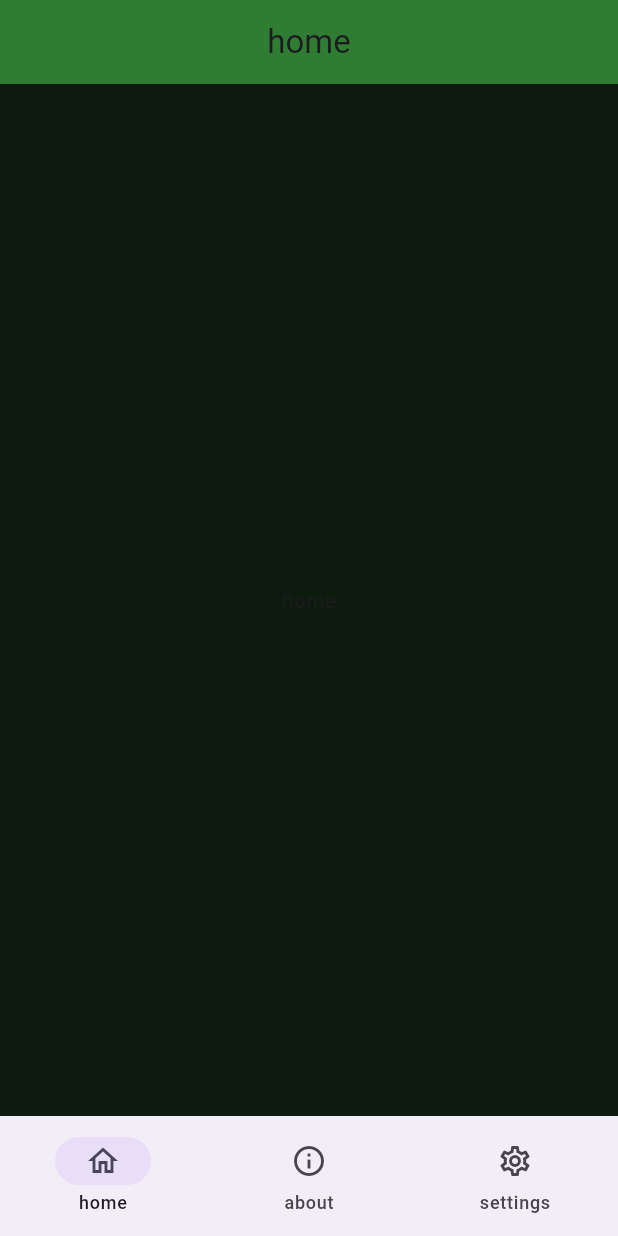
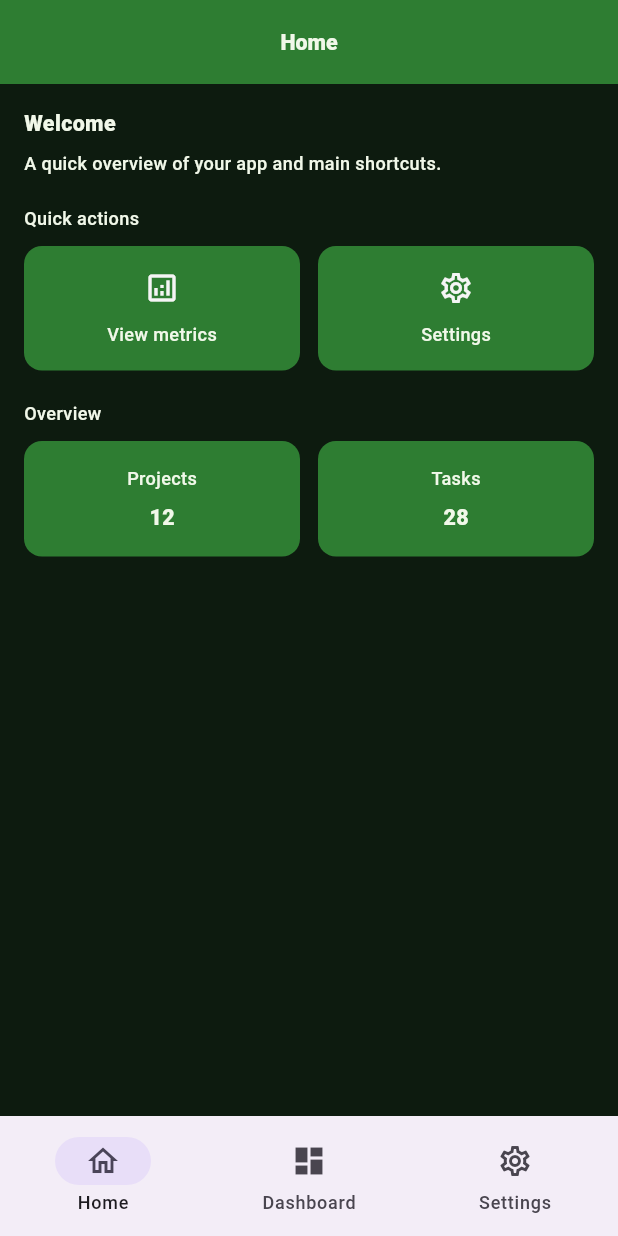
Before and after one commit to Victor-Zarzar/flutter_boilerplate, a Flutter app: the screen it shows after launch, on a phone screen of 412 x 824 dp. Run offline on Flutter 3.47's test engine with Material 3 defaults, Android fonts, the phone set to English and light mode, and no system bars; our stand-ins replace easy_localization, flutter_local_notifications, flutter_secure_storage, flutter_svg, go_router, google_fonts and 3 more; missing offline and left inert: app_settings.

Commit message:
feat: add .github and update routes

```diff
--- a/assets/translations/en-US.json
+++ b/assets/translations/en-US.json
@@ -1,3 +1,46 @@
 {
-	"app_bar_title": "Flutter Boilerplate"
+	"app_bar_title": "Flutter Boilerplate",
+	"home": "Home",
+	"welcome": "Welcome",
+	"home_subtitle": "A quick overview of your app and main shortcuts.",
+	"quick_actions": "Quick actions",
+	"view_metrics": "View metrics",
+	"overview": "Overview",
+	"projects": "Projects",
+	"tasks": "Tasks",
+	"settings": "Settings",
+	"language": "Language",
+	"portuguese": "Portuguese",
+	"english": "English",
+	"spanish": "Spanish",
+	"enable_notifications": "Enable notifications",
+	"theme": "Theme",
+	"about": "About",
+	"select_theme": "Select theme",
+	"light_theme": "Light",
+	"dark_theme": "Dark",
+	"system_theme": "System",
+	"light_theme_description": "Always use light theme",
+	"dark_theme_description": "Always use dark theme",
+	"system_theme_description": "Follow system settings",
+	"backtopage": "Go back",
+	"arrow_back_icon": "Back",
+	"arrow_forward_icon": "Go to",
+	"arrow_drop_icon": "Open options",
+	"translate_icon": "Language",
+	"language_icon": "Language",
+	"information_icon": "Notifications",
+	"color_icon": "Theme",
+	"info_icon": "About",
+	"dashboard": "Dashboard",
+	"performance": "Performance",
+	"productivity": "Productivity",
+	"focus_time": "Focus time",
+	"summary": "Summary",
+	"dashboard_description": "Here you can track an overview of your performance, productivity, and recent activities within the app.",
+	"dashboard_summary_icon": "Dashboard summary",
+	"description": "This application was developed as a modern boilerplate, focused on best practices such as MVVM architecture, multi-platform support (mobile and web), internationalization (i18n), dark mode, and clean code.",
+	"developed": "Developed by Victor Zarzar",
+	"launch_error": "Error opening link:",
+	"informationicon": "Application information"
 }
--- a/assets/translations/pt-BR.json
+++ b/assets/translations/pt-BR.json
@@ -1,3 +1,46 @@
 {
-	"app_bar_title": "Flutter Boilerplate"
+	"app_bar_title": "Flutter Boilerplate",
+	"home": "Início",
+	"welcome": "Bem-vindo",
+	"home_subtitle": "Uma visão rápida do seu app e dos principais atalhos.",
+	"quick_actions": "Ações rápidas",
+	"view_metrics": "Ver métricas",
+	"overview": "Visão geral",
+	"projects": "Projetos",
+	"tasks": "Tarefas",
+	"settings": "Configurações",
+	"language": "Idioma",
+	"portuguese": "Português",
+	"english": "Inglês",
+	"spanish": "Espanhol",
+	"enable_notifications": "Ativar notificações",
+	"theme": "Tema",
+	"about": "Sobre",
+	"select_theme": "Selecionar tema",
+	"light_theme": "Claro",
+	"dark_theme": "Escuro",
+	"system_theme": "Sistema",
+	"light_theme_description": "Tema claro sempre ativo",
+	"dark_theme_description": "Tema escuro sempre ativo",
+	"system_theme_description": "Segue o tema do sistema",
+	"backtopage": "Voltar",
+	"arrow_back_icon": "Voltar",
+	"arrow_forward_icon": "Ir para",
+	"arrow_drop_icon": "Abrir opções",
+	"translate_icon": "Idioma",
+	"language_icon": "Idioma",
+	"information_icon": "Notificações",
+	"color_icon": "Tema",
+	"info_icon": "Sobre",
+	"dashboard": "Dashboard",
+	"performance": "Desempenho",
+	"productivity": "Produtividade",
+	"focus_time": "Tempo de foco",
+	"summary": "Resumo",
+	"dashboard_description": "Aqui você pode acompanhar uma visão geral do seu desempenho, produtividade e atividades recentes dentro do aplicativo.",
+	"dashboard_summary_icon": "Resumo do dashboard",
+	"description": "Este aplicativo foi desenvolvido como um boilerplate moderno, focado em boas práticas como arquitetura MVVM, suporte a múltiplas plataformas (mobile e web), internacionalização (i18n), tema escuro e código limpo.",
+	"developed": "Desenvolvido por Victor Zarzar",
+	"launch_error": "Erro ao abrir o link:",
+	"informationicon": "Informações sobre o aplicativo"
 }
--- a/lib/app/features/home/presentation/pages/home_page.dart
+++ b/lib/app/features/home/presentation/pages/home_page.dart
@@ -1,7 +1,9 @@
 import 'package:easy_localization/easy_localization.dart';
 import 'package:flutter/material.dart';
+import 'package:flutter_boilerplate/app/features/dashboard/presentation/pages/dashboard_page.dart';
 import 'package:flutter_boilerplate/app/shared/theme/app_theme.dart';
 import 'package:flutter_boilerplate/app/shared/theme/theme_provider.dart';
+import 'package:flutter_boilerplate/app/shared/theme/typography_extension.dart';
 import 'package:provider/provider.dart';
 
 class HomePage extends StatefulWidget {
@@ -21,15 +23,135 @@ class _HomePageState extends State<HomePage> {
               ? BackGroundColor.fourthColor
               : BackGroundColor.primaryColor,
           appBar: AppBar(
-            title: Text("home".tr()),
             centerTitle: true,
+            title: Text("home".tr(), style: context.h1),
             backgroundColor: notifier.isDark
                 ? AppBarColor.thirdColor
                 : AppBarColor.secondaryColor,
           ),
-          body: Center(child: Text("home".tr())),
+          body: Padding(
+            padding: const EdgeInsets.all(16),
+            child: Column(
+              crossAxisAlignment: CrossAxisAlignment.start,
+              children: [
+                Text("welcome".tr(), style: context.h1),
+                const SizedBox(height: 8),
+                Text("home_subtitle".tr(), style: context.h2),
+                const SizedBox(height: 20),
+                Text("quick_actions".tr(), style: context.h2),
+                const SizedBox(height: 10),
+
+                Row(
+                  children: [
+                    Expanded(
+                      child: _HomeActionCard(
+                        icon: Icons.analytics_outlined,
+                        label: "view_metrics".tr(),
+                        onTap: () {
+                          Navigator.push(
+                            context,
+                            MaterialPageRoute(
+                              builder: (context) => DashboardPage(),
+                            ),
+                          );
+                        },
+                      ),
+                    ),
+                    const SizedBox(width: 12),
+                    Expanded(
+                      child: _HomeActionCard(
+                        icon: Icons.settings_outlined,
+                        label: "settings".tr(),
+                        onTap: () {},
+                      ),
+                    ),
+                  ],
+                ),
+
+                const SizedBox(height: 20),
+                Text("overview".tr(), style: context.h2),
+                const SizedBox(height: 10),
+
+                Row(
+                  children: [
+                    Expanded(
+                      child: _MiniStatCard(title: "projects".tr(), value: "12"),
+                    ),
+                    const SizedBox(width: 12),
+                    Expanded(
+                      child: _MiniStatCard(title: "tasks".tr(), value: "28"),
+                    ),
+                  ],
+                ),
+              ],
+            ),
+          ),
         );
       },
     );
   }
 }
+
+class _HomeActionCard extends StatelessWidget {
+  const _HomeActionCard({
+    required this.icon,
+    required this.label,
+    required this.onTap,
+  });
+
+  final IconData icon;
+  final String label;
+  final VoidCallback onTap;
+
+  @override
+  Widget build(BuildContext context) {
+    final ui = context.watch<UiProvider>();
+
+    return GestureDetector(
+      onTap: onTap,
+      child: Container(
+        padding: const EdgeInsets.all(16),
+        decoration: BoxDecoration(
+          color: ui.isDark
+              ? AppBarColor.thirdColor
+              : AppBarColor.secondaryColor,
+          borderRadius: BorderRadius.circular(12),
+        ),
+        child: Column(
+          children: [
+            Icon(icon, color: IconColor.primaryColor),
+            const SizedBox(height: 10),
+            Text(label, style: context.h2),
+          ],
+        ),
+      ),
+    );
+  }
+}
+
+class _MiniStatCard extends StatelessWidget {
+  const _MiniStatCard({required this.title, required this.value});
+
+  final String title;
+  final String value;
+
+  @override
+  Widget build(BuildContext context) {
+    final ui = context.watch<UiProvider>();
+
+    return Container(
+      padding: const EdgeInsets.all(16),
+      decoration: BoxDecoration(
+        color: ui.isDark ? AppBarColor.thirdColor : AppBarColor.secondaryColor,
+        borderRadius: BorderRadius.circular(12),
+      ),
+      child: Column(
+        children: [
+          Text(title, style: context.h2),
+          const SizedBox(height: 8),
+          Text(value, style: context.h1),
+        ],
+      ),
+    );
+  }
+}
--- a/lib/app/layout/desktop_layout.dart
+++ b/lib/app/layout/desktop_layout.dart
@@ -1,3 +1,4 @@
+import 'package:easy_localization/easy_localization.dart';
 import 'package:flutter/material.dart';
 import 'package:flutter_boilerplate/app/routes/app_router_extension.dart';
 import 'package:flutter_boilerplate/app/routes/nav_config.dart';
@@ -32,12 +33,12 @@ class DesktopLayout extends StatelessWidget {
               context.goTo(NavConfig.desktop[index].route);
             },
 
-            labelType: NavigationRailLabelType.all, // sempre mostra label
+            labelType: NavigationRailLabelType.all,
 
             destinations: NavConfig.desktop.map((item) {
               return NavigationRailDestination(
                 icon: Icon(item.icon),
-                label: Text(item.label),
+                label: Text(item.labelKey.tr()),
               );
             }).toList(),
           ),
--- a/lib/app/layout/mobile_layout.dart
+++ b/lib/app/layout/mobile_layout.dart
@@ -1,3 +1,4 @@
+import 'package:easy_localization/easy_localization.dart';
 import 'package:flutter/material.dart';
 import 'package:flutter_boilerplate/app/routes/app_router_extension.dart';
 import 'package:flutter_boilerplate/app/routes/nav_config.dart';
@@ -32,7 +33,7 @@ class MobileLayout extends StatelessWidget {
         destinations: NavConfig.mobile.map((item) {
           return NavigationDestination(
             icon: Icon(item.icon),
-            label: item.route.name,
+            label: item.labelKey.tr(),
           );
         }).toList(),
       ),
--- a/lib/app/routes/app_route.dart
+++ b/lib/app/routes/app_route.dart
@@ -1,6 +1,6 @@
 enum AppRoute {
   home('/', 'home'),
-  about('/about', 'about'),
+  dashboard('/dashboard', 'dashboard'),
   settings('/settings', 'settings');
 
   const AppRoute(this.path, this.name);
--- a/lib/app/routes/app_router.dart
+++ b/lib/app/routes/app_router.dart
@@ -1,4 +1,4 @@
-import 'package:flutter_boilerplate/app/features/about/presentation/pages/about_page.dart';
+import 'package:flutter_boilerplate/app/features/dashboard/presentation/pages/dashboard_page.dart';
 import 'package:flutter_boilerplate/app/features/home/presentation/pages/home_page.dart';
 import 'package:flutter_boilerplate/app/features/settings/presentation/pages/settings_page.dart';
 import 'package:flutter_boilerplate/app/layout/desktop_layout.dart';
@@ -33,12 +33,12 @@ class AppRouter {
             },
           ),
           GoRoute(
-            path: AppRoute.about.path,
-            name: AppRoute.about.name,
+            path: AppRoute.dashboard.path,
+            name: AppRoute.dashboard.name,
             pageBuilder: (context, state) {
               return NoTransitionPage(
                 key: state.pageKey,
-                child: const AboutPage(),
+                child: const DashboardPage(),
               );
             },
           ),
--- a/lib/app/routes/nav_config.dart
+++ b/lib/app/routes/nav_config.dart
@@ -9,17 +9,17 @@ class NavConfig {
     NavDestination(
       route: AppRoute.home,
       icon: Icons.home_outlined,
-      label: 'Home',
+      labelKey: 'home',
     ),
     NavDestination(
-      route: AppRoute.about,
-      icon: Icons.info_outline,
-      label: 'About',
+      route: AppRoute.dashboard,
+      icon: Icons.dashboard,
+      labelKey: 'dashboard',
     ),
     NavDestination(
       route: AppRoute.settings,
       icon: Icons.settings_outlined,
-      label: 'Settings',
+      labelKey: 'settings',
     ),
   ];
 
--- a/lib/app/routes/nav_destination.dart
+++ b/lib/app/routes/nav_destination.dart
@@ -5,10 +5,10 @@ class NavDestination {
   const NavDestination({
     required this.route,
     required this.icon,
-    required this.label,
+    required this.labelKey,
   });
 
   final AppRoute route;
   final IconData icon;
-  final String label;
+  final String labelKey;
 }
--- a/pubspec.yaml
+++ b/pubspec.yaml
@@ -23,7 +23,7 @@ dependencies:
   app_settings: ^7.0.0
   sentry_flutter: ^9.13.0
   font_awesome_flutter: ^11.0.0
-  go_router: ^17.2.0
+  go_router: ^17.2.1
 
 dev_dependencies:
   flutter_test:
```
Also changed, not shown: assets/translations/es.json (+44 -1 lines), lib/app/features/dashboard/presentation/pages/dashboard_page.dart (added, +194 -0 lines), .github/workflows/ci.yaml (added), pubspec.lock, 4 other files.
